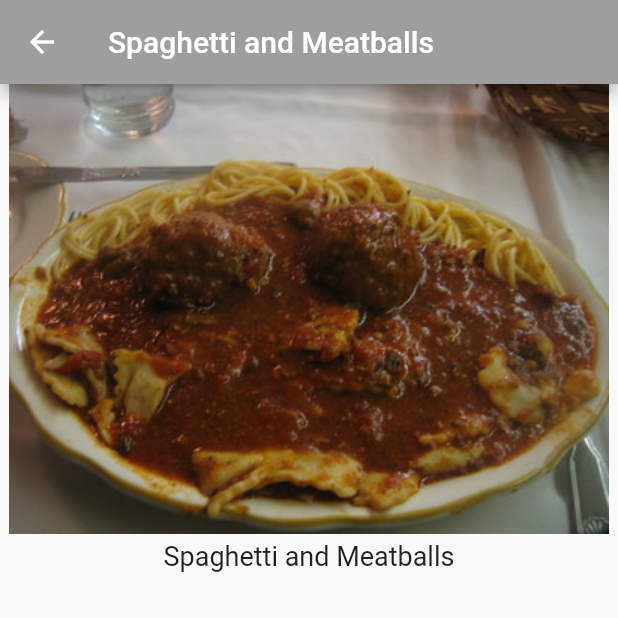
After one commit to Kvaara/flutter_recipe_app, a Flutter app: the screen it shows after launch, after a tap on "Spaghetti and Meatballs", on a phone screen of 412 x 824 dp, the top half of it. The commit adds this screen. Run offline on Flutter 3.47's test engine with Material 2 defaults, Android fonts, the phone set to English and light mode, and no system bars.

Commit message:
Started creating the RecipeDetail class. This data model will be used when the user taps on the recipes located on the homepage. Tapping a Recipe Card now opens a new window using navigator.push with an image and text.

```diff
--- a/lib/main.dart
+++ b/lib/main.dart
@@ -2,6 +2,7 @@
 import 'package:flutter/material.dart';
 
 import "recipe.dart";
+import "recipe_detail.dart";
 
 void main() {
   runApp(const RecipeApp());
@@ -46,8 +47,15 @@
       body: SafeArea(
         child: ListView.builder(
           itemCount: Recipe.samples.length,
-          itemBuilder: (BuildContext context, int index) => buildRecipeCard(
-            Recipe.samples[index],
+          itemBuilder: (BuildContext context, int index) => GestureDetector(
+            onTap: () => Navigator.push(
+              context,
+              MaterialPageRoute(
+                builder: (context) =>
+                    RecipeDetail(recipe: Recipe.samples[index]),
+              ),
+            ),
+            child: buildRecipeCard(Recipe.samples[index]),
           ),
         ),
       ),
--- a/lib/recipe.dart
+++ b/lib/recipe.dart
@@ -2,12 +2,12 @@
   final String label;
   final String imageUrl;
 
-  Recipe(
+  const Recipe(
     this.label,
     this.imageUrl,
   );
 
-  static List<Recipe> samples = [
+  static const List<Recipe> samples = [
     Recipe("Spaghetti and Meatballs", "assets/2126711929_ef763de2b3_w.jpg"),
     Recipe("Tomato Soup", "assets/27729023535_a57606c1be.jpg"),
     Recipe("Grilled Cheese", "assets/3187380632_5056654a19_b.jpg"),
--- /dev/null
+++ b/lib/recipe_detail.dart
@@ -0,0 +1,44 @@
+import 'package:flutter/material.dart';
+
+import 'recipe.dart';
+
+class RecipeDetail extends StatefulWidget {
+  final Recipe recipe;
+
+  const RecipeDetail({
+    Key? key,
+    required this.recipe,
+  }) : super(key: key);
+
+  @override
+  _RecipeDetailState createState() => _RecipeDetailState();
+}
+
+class _RecipeDetailState extends State<RecipeDetail> {
+  @override
+  Widget build(BuildContext context) {
+    return Scaffold(
+      appBar: AppBar(
+        title: Text(widget.recipe.label),
+      ),
+      body: SafeArea(
+        child: Column(
+          children: <Widget>[
+            SizedBox(
+              height: 300,
+              width: double.infinity,
+              child: Image(
+                image: AssetImage(widget.recipe.imageUrl),
+              ),
+            ),
+            const SizedBox(height: 4),
+            Text(
+              widget.recipe.label,
+              style: const TextStyle(fontSize: 18),
+            )
+          ],
+        ),
+      ),
+    );
+  }
+}
```
